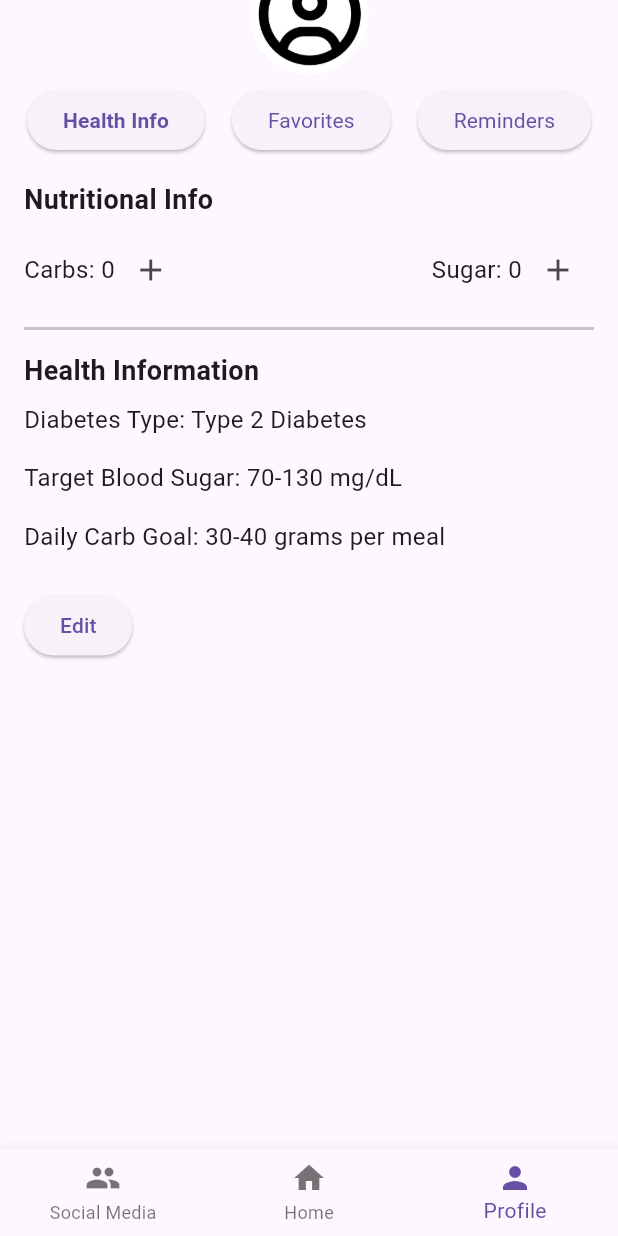
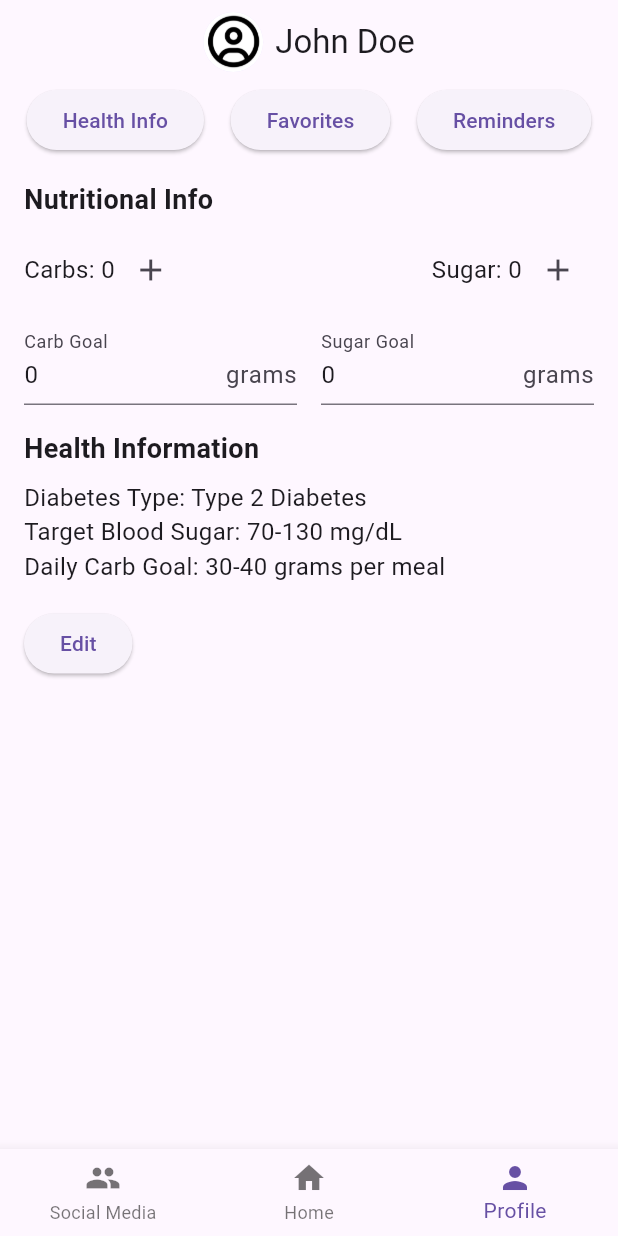
Before and after one commit to abhinavsrinivasan/DiabetesAndMe, a Flutter app: the screen it shows after launch, item 3 of the bottom bar chosen, on a phone screen of 412 x 824 dp. Run offline on Flutter 3.47's test engine with Material 3 defaults, Android fonts, the phone set to English and light mode, and no system bars.

Commit message:
big changes

```diff
--- a/diabetes_recipe_app/lib/Models/user_model.dart
+++ b/diabetes_recipe_app/lib/Models/user_model.dart
@@ -14,8 +14,11 @@ class UserModel {
   int remainingMeals;
   int remainingExercises;
 
-  int consumedCarbs; // Tracks the carbs consumed
-  int consumedSugar; // Tracks the sugar consumed
+  int consumedCarbs;
+  int consumedSugar;
+
+  int carbGoal;
+  int sugarGoal;
 
   UserModel({
     required this.name,
@@ -28,17 +31,9 @@ class UserModel {
     this.dailyExercisesGoal = 0,
     this.remainingMeals = 0,
     this.remainingExercises = 0,
-    this.consumedCarbs = 0, // Initializes with zero carbs consumed
-    this.consumedSugar = 0, // Initializes with zero sugar consumed
+    this.consumedCarbs = 0,
+    this.consumedSugar = 0,
+    this.carbGoal = 0,
+    this.sugarGoal = 0,
   });
-
-  void addNutritionalInfo(int carbs, int sugar) {
-    consumedCarbs += carbs;
-    consumedSugar += sugar;
-  }
-
-  void resetNutritionalInfo() {
-    consumedCarbs = 0;
-    consumedSugar = 0;
-  }
 }
--- a/diabetes_recipe_app/lib/main.dart
+++ b/diabetes_recipe_app/lib/main.dart
@@ -129,13 +129,13 @@ class MyApp extends StatelessWidget {
     return MultiProvider(
       providers: [
         ChangeNotifierProvider(
-          create: (_) => ProfileRemindersViewModel(userModel: userModel),
-        ),
-        ChangeNotifierProvider(
           create: (_) => ProfileHealthViewModel(userModel: userModel),
         ),
         ChangeNotifierProvider(
           create: (_) => ProfileFavoritesViewModel(userModel: userModel),
+        ),
+        ChangeNotifierProvider(
+          create: (_) => ProfileRemindersViewModel(userModel: userModel),
         ),
         ChangeNotifierProvider(
           create: (_) => HomeScreenRecipesViewModel(
@@ -144,7 +144,7 @@ class MyApp extends StatelessWidget {
           ),
         ),
         ChangeNotifierProvider(
-          create: (_) => FilterViewModel(recipeList),
+          create: (_) => FilterViewModel(recipes: recipeList),
         ),
         ChangeNotifierProvider(
           create: (_) => SocialMediaViewModel(
@@ -173,22 +173,19 @@ class MyApp extends StatelessWidget {
             ],
           ),
         ),
+        ChangeNotifierProvider(
+          create: (_) => ProfileViewModel(userModel: userModel),
+        ),
       ],
       child: MaterialApp(
         title: 'Diabetes Recipe App',
-        home: MainPage(
-          profilePresenter: ProfilePresenter(userModel),
-        ),
+        home: MainPage(),
       ),
     );
   }
 }
 
 class MainPage extends StatefulWidget {
-  final ProfilePresenter profilePresenter;
-
-  MainPage({required this.profilePresenter});
-
   @override
   MainPageState createState() => MainPageState();
 }
@@ -207,9 +204,10 @@ class MainPageState extends State<MainPage> {
       ),
       Consumer<FilterViewModel>(
         builder: (context, filterViewModel, child) {
+          final profileViewModel = Provider.of<ProfileViewModel>(context, listen: false);
           return HomeScreenRecipesView(
             filterViewModel: filterViewModel,
-            profilePresenter: widget.profilePresenter,
+            profileViewModel: profileViewModel,
             pressed: () {
               Navigator.push(
                 context,
@@ -221,8 +219,8 @@ class MainPageState extends State<MainPage> {
           );
         },
       ),
-      ProfileView(
-        presenter: widget.profilePresenter,
+      Consumer<ProfileViewModel>(
+        builder: (context, viewModel, child) => ProfileView(),
       ),
     ];
   }
--- a/diabetes_recipe_app/lib/viewmodels/home/recipe_details_viewmodel.dart
+++ b/diabetes_recipe_app/lib/viewmodels/home/recipe_details_viewmodel.dart
@@ -1,3 +1,5 @@
+//
+
 import 'package:flutter/material.dart';
 import '../../models/recipe_model.dart';
 
--- a/diabetes_recipe_app/lib/viewmodels/profile/profileFavorites_viewmodel.dart
+++ b/diabetes_recipe_app/lib/viewmodels/profile/profileFavorites_viewmodel.dart
@@ -1,3 +1,5 @@
+//
+
 import 'package:flutter/foundation.dart';
 import '../../models/user_model.dart';
 import '../../models/recipe_model.dart';
--- a/diabetes_recipe_app/lib/viewmodels/profile/profileHealth_viewmodel.dart
+++ b/diabetes_recipe_app/lib/viewmodels/profile/profileHealth_viewmodel.dart
@@ -8,6 +8,8 @@ class ProfileHealthViewModel extends ChangeNotifier {
 
   // Controllers for text fields
   final Map<String, TextEditingController> controllers = {};
+  final TextEditingController carbGoalController = TextEditingController();
+  final TextEditingController sugarGoalController = TextEditingController();
 
   ProfileHealthViewModel({required UserModel userModel})
       : _userModel = userModel {
@@ -21,15 +23,20 @@ class ProfileHealthViewModel extends ChangeNotifier {
   int get consumedCarbs => _userModel.consumedCarbs;
   int get consumedSugar => _userModel.consumedSugar;
 
+  int get carbGoal => _userModel.carbGoal;
+  int get sugarGoal => _userModel.sugarGoal;
+
   void _initializeControllers() {
     _userModel.healthInformation.forEach((key, value) {
       controllers[key] = TextEditingController(text: value);
     });
+
+    carbGoalController.text = (_userModel.carbGoal).toString();
+    sugarGoalController.text = (_userModel.sugarGoal).toString();
   }
 
   void toggleEditing() {
     if (_isEditing) {
-      // Save changes
       controllers.forEach((key, controller) {
         _userModel.healthInformation[key] = controller.text;
       });
@@ -38,28 +45,23 @@ class ProfileHealthViewModel extends ChangeNotifier {
     notifyListeners();
   }
 
-   // Adds carbs to the consumed total
   void addCarbs(int value) {
     _userModel.consumedCarbs += value;
     notifyListeners();
   }
 
-  // Adds sugar to the consumed total
   void addSugar(int value) {
     _userModel.consumedSugar += value;
     notifyListeners();
   }
 
-   // Resets nutritional info to defaults
-  void resetNutritionalInfo() {
-    _userModel.consumedCarbs = 0;
-    _userModel.consumedSugar = 0;
+  void setCarbGoal(int goal) {
+    _userModel.carbGoal = goal;
     notifyListeners();
   }
 
-
-  void disposeControllers() {
-    // Dispose all controllers when done
-    controllers.values.forEach((controller) => controller.dispose());
+  void setSugarGoal(int goal) {
+    _userModel.sugarGoal = goal;
+    notifyListeners();
   }
 }
--- a/diabetes_recipe_app/lib/viewmodels/profile/profile_viewmodel.dart
+++ b/diabetes_recipe_app/lib/viewmodels/profile/profile_viewmodel.dart
@@ -1,23 +1,29 @@
 //
 
+import 'package:flutter/material.dart';
 import '../../models/user_model.dart';
 import '../../models/recipe_model.dart';
 
-class ProfilePresenter {
-  final UserModel userModel;
+class ProfileViewModel extends ChangeNotifier {
+  final UserModel _userModel;
 
-  ProfilePresenter(this.userModel);
+  int tabIndex = 0;
 
-  Map<String, String> showHealthData() {
-    return userModel.healthInformation;
+  ProfileViewModel({required UserModel userModel}) : _userModel = userModel;
+
+//user data
+  String get userName => _userModel.name;
+  ImageProvider get profilePicture => _userModel.profilePicture;
+  Map<String, String> get healthInformation => _userModel.healthInformation;
+
+  int get currentTabIndex => tabIndex;
+
+  void setTabIndex(int index) {
+    tabIndex = index;
+    notifyListeners();
   }
 
-  void editHealthData(String key, String value) {
-    userModel.healthInformation[key] = value;
-  }
-
-  //filter by when "favOrNah == true"
-  List<Recipe> showFavoriteRecipies() {
-  return userModel.favoriteRecipes.where((recipe) => recipe.favOrNah).toList();
+//filtering favorite recipes
+  List<Recipe> get favoriteRecipes =>
+      _userModel.favoriteRecipes.where((recipe) => recipe.favOrNah).toList();
 }
-}
--- a/diabetes_recipe_app/lib/views/profile/profileFavorites_view.dart
+++ b/diabetes_recipe_app/lib/views/profile/profileFavorites_view.dart
@@ -5,7 +5,7 @@ import '../../viewmodels/profile/profileFavorites_viewmodel.dart';
 class FavoritesView extends StatelessWidget {
   @override
   Widget build(BuildContext context) {
-    // Use the ViewModel provided via Provider
+    //use the ViewModel provided via Provider
     final favoritesViewModel = Provider.of<ProfileFavoritesViewModel>(context);
 
     final favoriteRecipes = favoritesViewModel.favoriteRecipes;
--- a/diabetes_recipe_app/lib/views/profile/profileHealth_view.dart
+++ b/diabetes_recipe_app/lib/views/profile/profileHealth_view.dart
@@ -7,14 +7,12 @@ class HealthInfoView extends StatelessWidget {
   Widget build(BuildContext context) {
     final viewModel = Provider.of<ProfileHealthViewModel>(context);
 
-    final healthStats = viewModel.healthData;
-
     return Padding(
       padding: const EdgeInsets.all(16),
       child: Column(
         crossAxisAlignment: CrossAxisAlignment.start,
         children: [
-          // Nutritional Info Section
+          //nutriotion infor
           Text(
             "Nutritional Info",
             style: TextStyle(fontSize: 18, fontWeight: FontWeight.bold),
@@ -23,67 +21,114 @@ class HealthInfoView extends StatelessWidget {
           Row(
             mainAxisAlignment: MainAxisAlignment.spaceBetween,
             children: [
+              nutritionalInfo(
+                  "Carbs", viewModel.consumedCarbs, viewModel.addCarbs, context),
+              nutritionalInfo(
+                  "Sugar", viewModel.consumedSugar, viewModel.addSugar, context),
+            ],
+          ),
+          SizedBox(height: 10),
           Row(
+            mainAxisAlignment: MainAxisAlignment.spaceBetween,
             children: [
-                  Text("Carbs: ${viewModel.consumedCarbs}", style: TextStyle(fontSize: 16)),
-                  IconButton(
-                    icon: Icon(Icons.add),
-                    onPressed: () {
-                      _showNutritionalInputDialog(context, "Carbs", viewModel.addCarbs);
-                    },
+              Flexible(
+                child: goalInfo(
+                  "Carb Goal",
+                  viewModel.carbGoalController,
+                  "grams",
+                  (goal) => viewModel.setCarbGoal(goal),
+                ),
+              ),
+              SizedBox(width: 16),
+              Flexible(
+                child: goalInfo(
+                  "Sugar Goal",
+                  viewModel.sugarGoalController,
+                  "grams",
+                  (goal) => viewModel.setSugarGoal(goal),
+                ),
               ),
             ],
           ),
-              Row(
-                children: [
-                  Text("Sugar: ${viewModel.consumedSugar}", style: TextStyle(fontSize: 16)),
-                  IconButton(
-                    icon: Icon(Icons.add),
-                    onPressed: () {
-                      _showNutritionalInputDialog(context, "Sugar", viewModel.addSugar);
-                    },
-                  ),
-                ],
-              ),
-            ],
-          ),
-          Divider(height: 30, thickness: 2),
+          SizedBox(height: 16),
 
-          // Original Health Information Section
+          //health information
           Text(
             "Health Information",
             style: TextStyle(fontSize: 18, fontWeight: FontWeight.bold),
           ),
-          for (var entry in healthStats.entries)
-            Padding(
-              padding: const EdgeInsets.symmetric(vertical: 8.0),
-              child: viewModel.isEditing
-                  ? TextField(
+          SizedBox(height: 8),
+          for (var entry in viewModel.healthData.entries)
+            if (viewModel.isEditing)
+              TextField(
                 controller: viewModel.controllers[entry.key],
                 decoration: InputDecoration(labelText: entry.key),
               )
-                  : Text(
+            else
+              Text(
                 "${entry.key}: ${entry.value}",
                 style: TextStyle(fontSize: 16),
-                    ),
               ),
           SizedBox(height: 16),
           ElevatedButton(
             onPressed: viewModel.toggleEditing,
-            child: Text(viewModel.isEditing ? "Save" : "Edit"),
+            child: Builder(
+              builder: (context) {
+                if (viewModel.isEditing) {
+                  return Text("Save");
+                } else {
+                  return Text("Edit");
+                }
+              },
+            ),
           ),
         ],
       ),
     );
   }
 
-  void _showNutritionalInputDialog(
-      BuildContext context, String nutrient, Function(int) onAdd) {
+  Widget nutritionalInfo(
+      String label, int value, Function(int) onAdd, BuildContext context) {
+    return Row(
+      children: [
+        Text("$label: $value", style: TextStyle(fontSize: 16)),
+        IconButton(
+          icon: Icon(Icons.add),
+          onPressed: () => displayNutrition(context, label, onAdd),
+        ),
+      ],
+    );
+  }
+
+  Widget goalInfo(String label, TextEditingController controller, String unit,
+      Function(int) onUpdate) {
+    return Row(
+      children: [
+        Expanded(
+          child: TextField(
+            controller: controller,
+            decoration: InputDecoration(
+              labelText: label,
+              suffixText: unit,
+            ),
+            keyboardType: TextInputType.number,
+            onChanged: (value) {
+              final goal = int.tryParse(value) ?? 0;
+              onUpdate(goal);
+            },
+          ),
+        ),
+      ],
+    );
+  }
+
+  void displayNutrition(
+      BuildContext parentContext, String nutrient, Function(int) onAdd) {
     final TextEditingController controller = TextEditingController();
 
     showDialog(
-      context: context,
-      builder: (ctx) {
+      context: parentContext,
+      builder: (dialogContext) {
         return AlertDialog(
           title: Text("Add $nutrient"),
           content: TextField(
@@ -93,14 +138,14 @@ class HealthInfoView extends StatelessWidget {
           ),
           actions: [
             TextButton(
-              onPressed: () => Navigator.of(ctx).pop(),
+              onPressed: () => Navigator.of(dialogContext).pop(),
               child: Text("Cancel"),
             ),
             TextButton(
               onPressed: () {
                 final value = int.tryParse(controller.text) ?? 0;
                 onAdd(value);
-                Navigator.of(ctx).pop();
+                Navigator.of(dialogContext).pop();
               },
               child: Text("Add"),
             ),
--- a/diabetes_recipe_app/lib/views/profile/profile_view.dart
+++ b/diabetes_recipe_app/lib/views/profile/profile_view.dart
@@ -1,27 +1,17 @@
+//
+
 import 'package:flutter/material.dart';
+import 'package:provider/provider.dart';
 import '../../viewmodels/profile/profile_viewmodel.dart';
-import '../../viewmodels/profile/profileReminders_viewmodel.dart';
 import 'profileFavorites_view.dart';
 import 'profileReminders_view.dart';
 import 'profileHealth_view.dart';
 
-class ProfileView extends StatefulWidget {
-  final ProfilePresenter presenter;
-
-  ProfileView({
-    required this.presenter,
-  });
-
-  @override
-  ProfileViewState createState() => ProfileViewState();
-}
-
-class ProfileViewState extends State<ProfileView> {
-  int tabIndex = 0;
-
+class ProfileView extends StatelessWidget {
   @override
   Widget build(BuildContext context) {
-    // Define the views based on the selected tab index
+    final viewModel = Provider.of<ProfileViewModel>(context);
+
     final views = [
       HealthInfoView(),
       FavoritesView(),
@@ -31,42 +21,39 @@ class ProfileViewState extends State<ProfileView> {
     return Scaffold(
       appBar: AppBar(
         automaticallyImplyLeading: false,
-        title: Column(
+        title: Row(
+          mainAxisAlignment: MainAxisAlignment.center,
           children: [
             CircleAvatar(
-              radius: 40,
-              backgroundImage: widget.presenter.userModel.profilePicture,
+              radius: 20,
+              backgroundImage: viewModel.profilePicture,
             ),
-            SizedBox(height: 8),
-            Text(widget.presenter.userModel.name),
+            SizedBox(width: 8),
+            Text(viewModel.userName),
           ],
         ),
         centerTitle: true,
-        backgroundColor: Colors.transparent,
-        elevation: 0,
       ),
       body: Column(
         children: [
           Row(
             mainAxisAlignment: MainAxisAlignment.spaceEvenly,
-            children: List.generate(3, (index) {
-              final titles = ['Health Info', 'Favorites', 'Reminders'];
-              return ElevatedButton(
-                onPressed: () {
-                  setState(() {
-                    tabIndex = index;
-                  });
-                },
-                child: Text(
-                  titles[index],
-                  style: TextStyle(
-                    fontWeight: tabIndex == index ? FontWeight.bold : FontWeight.normal,
-                  ),
-                ),
-              );
-            }),
+            children: [
+              ElevatedButton(
+                onPressed: () => viewModel.setTabIndex(0),
+                child: Text("Health Info"),
+              ),
+              ElevatedButton(
+                onPressed: () => viewModel.setTabIndex(1),
+                child: Text("Favorites"),
+              ),
+              ElevatedButton(
+                onPressed: () => viewModel.setTabIndex(2),
+                child: Text("Reminders"),
+              ),
+            ],
           ),
-          Expanded(child: views[tabIndex]),
+          Expanded(child: views[viewModel.currentTabIndex]),
         ],
       ),
     );
```
Also changed, not shown: diabetes_recipe_app/lib/viewmodels/filter/filter_viewmodel.dart (+31 -26 lines), diabetes_recipe_app/lib/viewmodels/home/homescreenRecipes_viewmodel.dart (+6 -2 lines), diabetes_recipe_app/lib/viewmodels/profile/profileReminders_viewmodel.dart (+7 -9 lines), diabetes_recipe_app/lib/viewmodels/social/socialMedia_viewmodel.dart (+7 -3 lines), diabetes_recipe_app/lib/views/filter/filter_view.dart (+65 -44 lines), diabetes_recipe_app/lib/views/home/homescreenRecipes_view.dart (+6 -6 lines), diabetes_recipe_app/lib/views/home/recipe_details_view.dart (+12 -32 lines), diabetes_recipe_app/lib/views/profile/profileReminders_view.dart (+26 -31 lines), diabetes_recipe_app/lib/views/social/socialMedia_view.dart (+4 -11 lines). Lines whose indentation alone changed are shown as unchanged.
